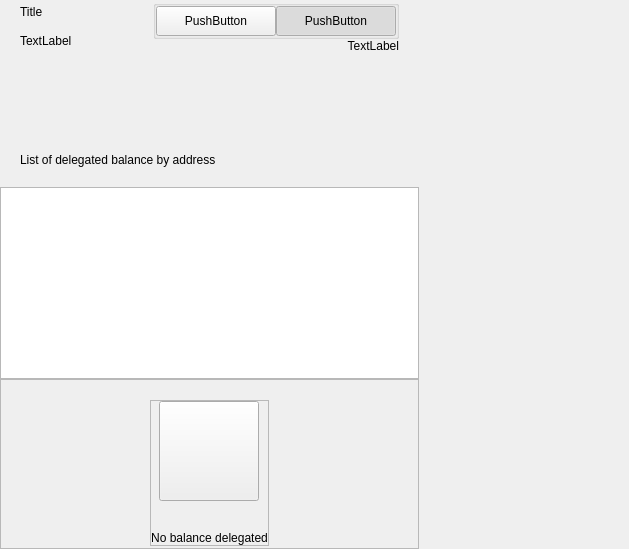
Above: src/qt/vitae/forms/coldstakingwidget.ui from VitaeTeam/Vitae before the change. Below: the same form after it.
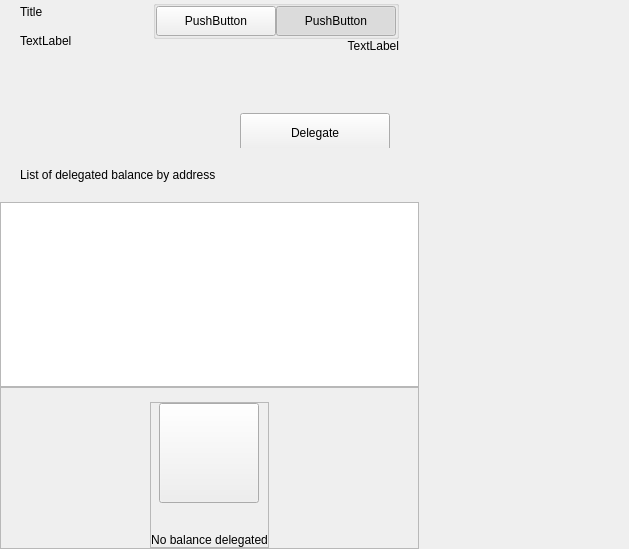
That is the form after the change. Custom widgets are drawn as their Qt base class.

Commit message:
[GUI] Cold Staking, P2CS delegation flow created.
# Conflicts:
#	src/qt/vitae/coldstakingwidget.cpp

```diff
--- a/src/qt/vitae/forms/coldstakingwidget.ui
+++ b/src/qt/vitae/forms/coldstakingwidget.ui
@@ -271,6 +271,44 @@
                </property>
               </widget>
              </item>
+             <item>
+              <widget class="QWidget" name="containerBtn" native="true">
+               <property name="minimumSize">
+                <size>
+                 <width>0</width>
+                 <height>50</height>
+                </size>
+               </property>
+               <layout class="QHBoxLayout" name="horizontalLayout">
+                <item>
+                 <spacer name="horizontalSpacer_2">
+                  <property name="orientation">
+                   <enum>Qt::Horizontal</enum>
+                  </property>
+                  <property name="sizeHint" stdset="0">
+                   <size>
+                    <width>200</width>
+                    <height>20</height>
+                   </size>
+                  </property>
+                 </spacer>
+                </item>
+                <item>
+                 <widget class="QPushButton" name="pushButtonSend">
+                  <property name="minimumSize">
+                   <size>
+                    <width>150</width>
+                    <height>40</height>
+                   </size>
+                  </property>
+                  <property name="text">
+                   <string>Delegate</string>
+                  </property>
+                 </widget>
+                </item>
+               </layout>
+              </widget>
+             </item>
             </layout>
            </widget>
           </item>
```
The commit also changes 5 other files.
